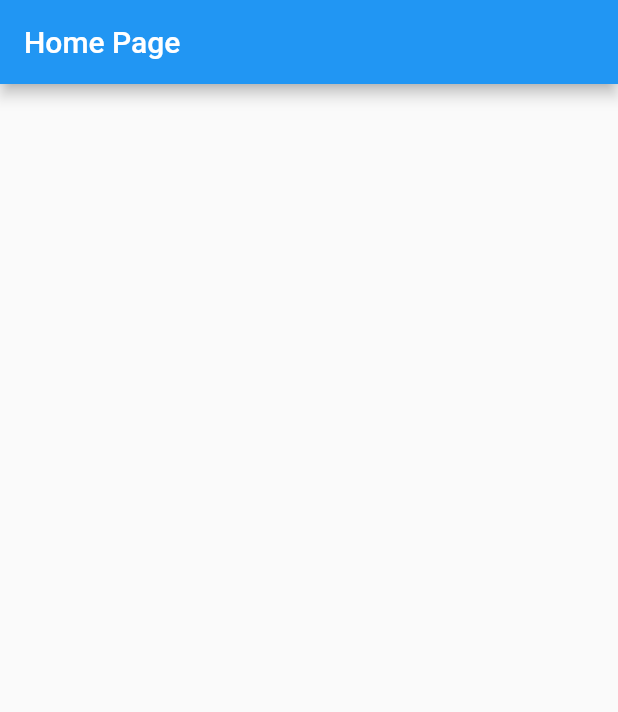
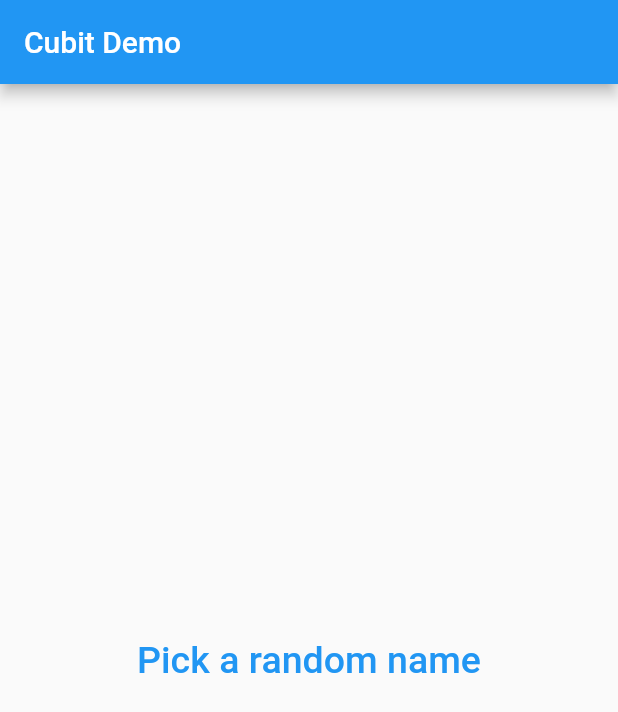
Before and after one commit to MagedGDEV/flutterApps, a Flutter app: the screen it shows after launch, on a phone screen of 412 x 824 dp. Shown: the top 712 px of the screen. Run offline on Flutter 3.47's test engine with Material 2 defaults, Android fonts, the phone set to English and light mode, and no system bars; our stand-ins replace flutter_bloc.

Commit message:
Cubit tutorial

```diff
--- /dev/null
+++ b/cubit_example/lib/constants.dart
@@ -0,0 +1,5 @@
+import 'package:flutter/material.dart';
+
+const kHomeSizeTextStyle = TextStyle(
+  fontSize: 25,
+);
--- a/cubit_example/lib/main.dart
+++ b/cubit_example/lib/main.dart
@@ -1,4 +1,7 @@
 import 'package:flutter/material.dart';
+import 'package:flutter_bloc/flutter_bloc.dart';
+import 'dart:math' as math show Random;
+import 'package:cubit_example/constants.dart';
 
 void main() {
   runApp(MaterialApp(
@@ -10,15 +13,113 @@ void main() {
   ));
 }
 
-class HomePage extends StatelessWidget {
+const names = [
+  'Maged',
+  'Salma',
+  'Ahmed',
+  'Mohamed',
+  'Amr',
+  'Hassan',
+  'Fatima',
+  'Amina',
+  'Yusuf',
+  'Layla',
+  'Nour',
+  'Zainab',
+  'Omar',
+  'Lina',
+  'Mariam',
+  'Ali',
+  'Khaled',
+  'Sara',
+  'Omar',
+  'Sofia',
+  'Yasmine',
+  'Ibrahim',
+  'Nadia',
+  'Khalid',
+  'Leila',
+  'Youssef',
+  'Sami',
+  'Aisha',
+  'Karim',
+];
+
+// You can continue adding more names as needed
+
+extension RandomElement<T> on Iterable<T> {
+  T getRandomElement() => elementAt(math.Random().nextInt(length));
+}
+
+class NamesCubit extends Cubit<String?> {
+  NamesCubit() : super(null);
+
+  void pickRandomName() => emit(
+        names.getRandomElement(),
+      );
+}
+
+class HomePage extends StatefulWidget {
   const HomePage({super.key});
+
+  @override
+  State<HomePage> createState() => _HomePageState();
+}
+
+class _HomePageState extends State<HomePage> {
+  late final NamesCubit cubit;
+
+  @override
+  void initState() {
+    super.initState();
+    cubit = NamesCubit();
+  }
 
   @override
   Widget build(BuildContext context) {
     return Scaffold(
       appBar: AppBar(
-        title: const Text('Home Page'),
+        title: const Text('Cubit Demo'),
+      ),
+      body: Center(
+        child: StreamBuilder<String?>(
+          stream: cubit.stream,
+          builder: (context, snapshot) {
+            final button = TextButton(
+              onPressed: () => cubit.pickRandomName(),
+              child: const Text(
+                'Pick a random name',
+                style: kHomeSizeTextStyle,
+              ),
+            );
+            switch (snapshot.connectionState) {
+              case ConnectionState.none:
+                return button;
+              case ConnectionState.waiting:
+                return button;
+              case ConnectionState.active:
+                return Column(
+                  mainAxisAlignment: MainAxisAlignment.center,
+                  children: [
+                    Text(
+                      snapshot.data ?? '',
+                      style: kHomeSizeTextStyle,
+                    ),
+                    button,
+                  ],
+                );
+              case ConnectionState.done:
+                return const SizedBox();
+            }
+          },
+        ),
       ),
     );
   }
+
+  @override
+  void dispose() {
+    cubit.close();
+    super.dispose();
+  }
 }
--- a/cubit_example/pubspec.yaml
+++ b/cubit_example/pubspec.yaml
@@ -35,6 +35,8 @@ dependencies:
   # The following adds the Cupertino Icons font to your application.
   # Use with the CupertinoIcons class for iOS style icons.
   cupertino_icons: ^1.0.2
+  bloc: ^8.1.2
+  flutter_bloc: ^8.1.3
 
 dev_dependencies:
   flutter_test:
```
Also changed, not shown: cubit_example/pubspec.lock, 4 other files.
